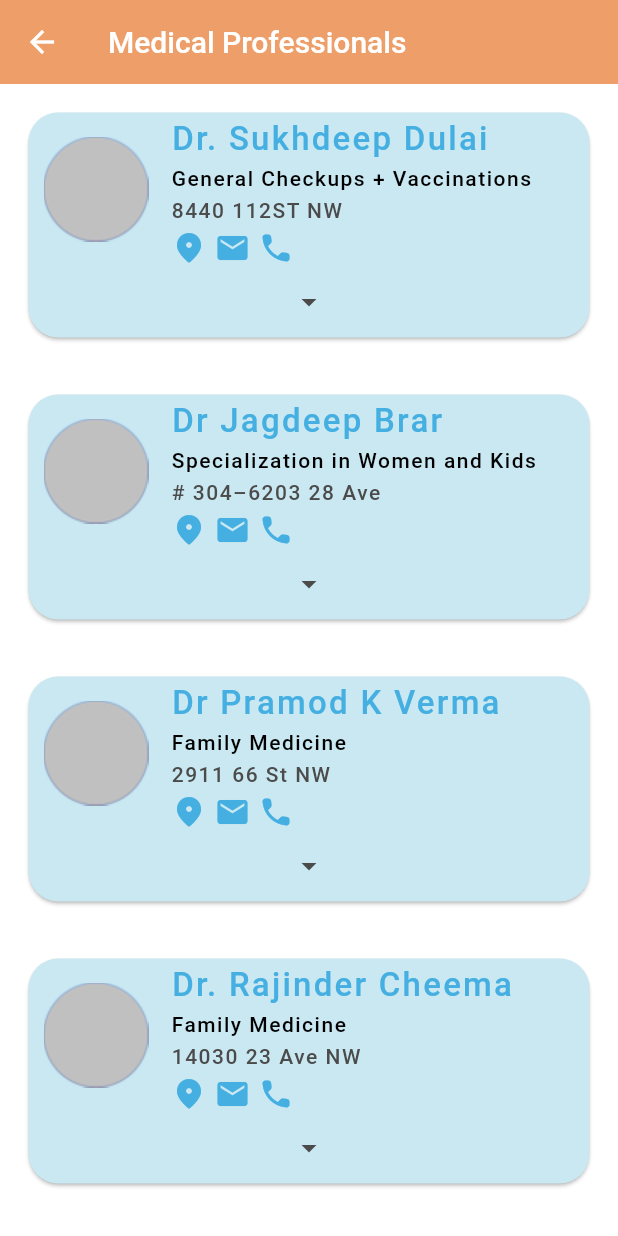
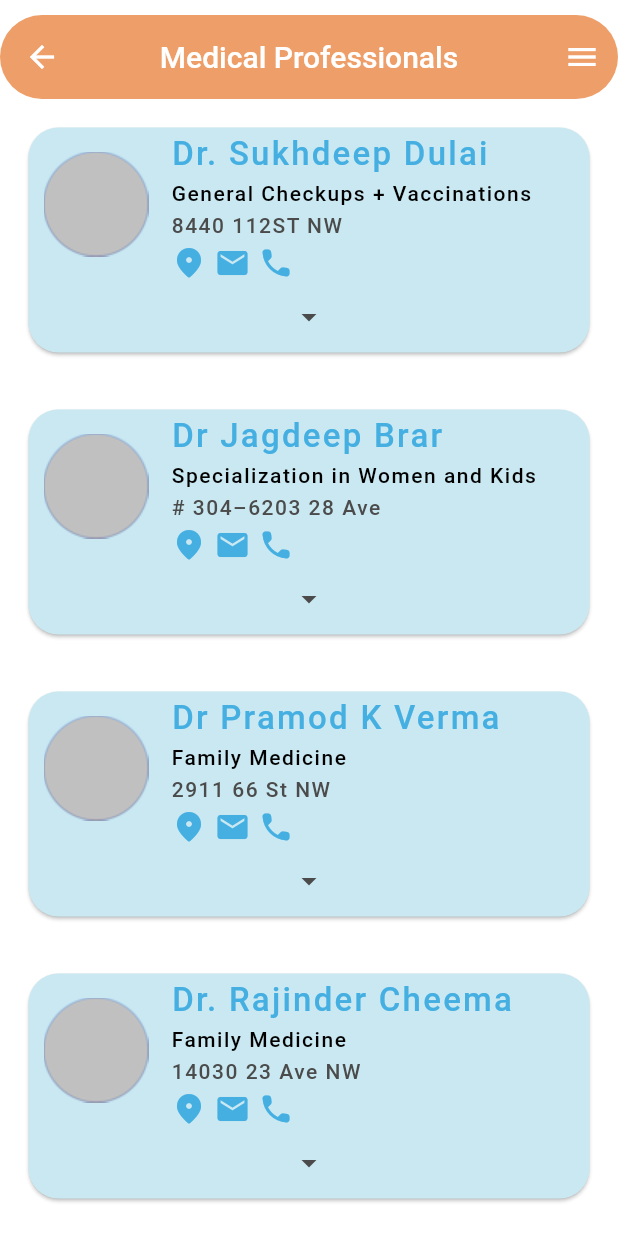
Before and after one commit to mu6-Abdullah/PRH-flutter, a Flutter app: the MedicalProfessionalsPage screen opened directly, on a phone screen of 412 x 824 dp. Run offline on Flutter 3.47's test engine with Material 2 defaults, Android fonts, the phone set to English and light mode, and no system bars; Roboto replaces fonts that are missing (Montserrat).

Commit message:
fix:fixed header for medical professionals and psychologists

```diff
--- a/lib/views/pages/medical_professionals.dart
+++ b/lib/views/pages/medical_professionals.dart
@@ -21,12 +21,30 @@ class _MedicalProfessionalsPageState extends State<MedicalProfessionalsPage> {
         backgroundColor: Colors.white,
         body: CustomScrollView(
           slivers: <Widget>[
+            SliverToBoxAdapter(
+              child: Container(
+                height: 10,
+              ),
+            ),
             SliverAppBar(
+              centerTitle: true,
+              title: Text(
+                'Medical Professionals',
+                style: TextStyle(
+                  color: Colors.white,
+                  fontFamily: 'Montserrat',
+                ),
+              ),
+              actions: <Widget>[
+                IconButton(
+                  icon: Icon(Icons.menu),
+                  onPressed: (){},
+                )
+              ],
+              shape: RoundedRectangleBorder(
+                  borderRadius: BorderRadius.circular(50.0)
+              ),
               backgroundColor: CustomColors.mainOrange,
-              pinned: true,
-              title: Text(
-                  'Medical Professionals'
-              ),
             ),
             SliverList(
               delegate: SliverChildBuilderDelegate(
```
Also changed, not shown: lib/views/pages/psychologists.dart (+22 -4 lines).
